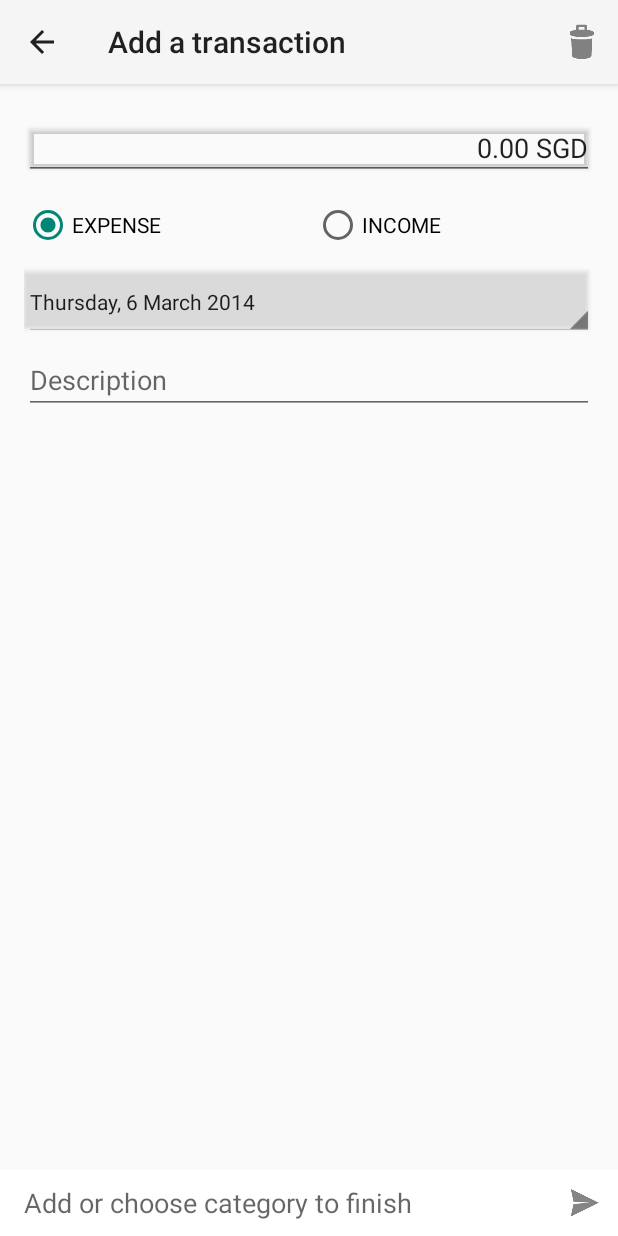
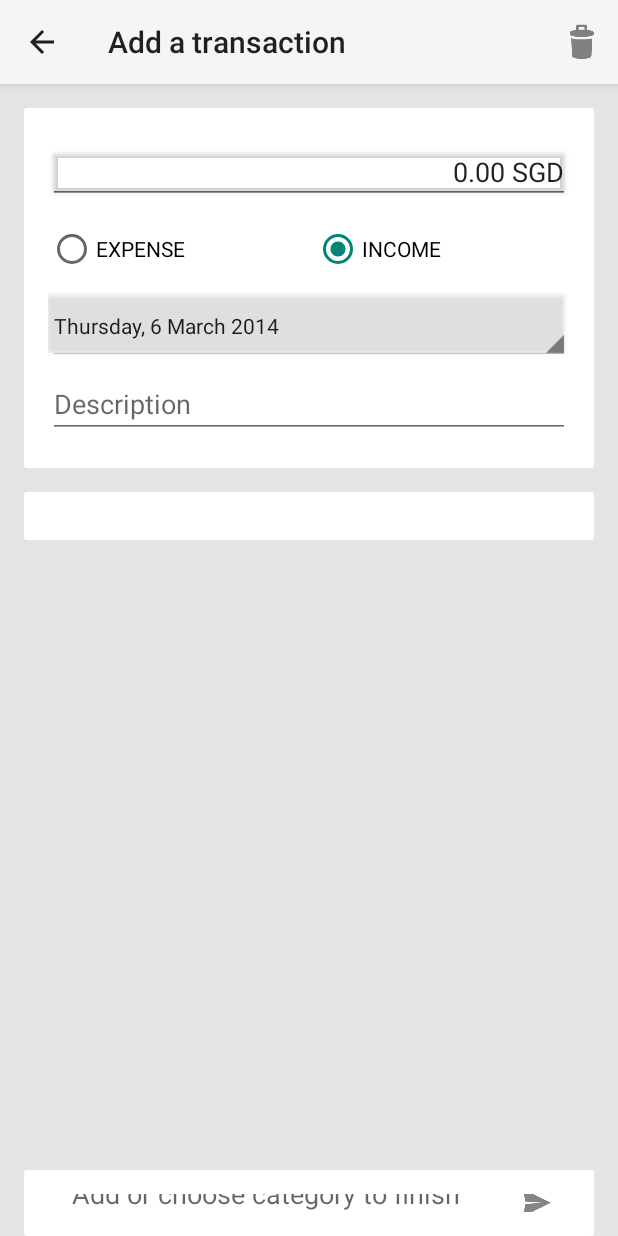
Before and after one commit to Lunion/Jotty, an Android app: the RecordFragment screen opened directly, with no data from a screen before it, on a phone screen of 412 x 824 dp. Run offline under Robolectric (Android 15) with nearby library versions, the phone set to English and light mode, and no system bars; libraries missing offline, so code that uses them is left out: com.doomonafireball.betterpickers; 3 statements that could not run were skipped.

Commit message:
Changing listview in record fragment to a linearlistview (no scrolling). Currently WIP. Still have to modify to use adapter instead.

```diff
--- /dev/null
+++ b/JotCash/src/main/java/com/lawenlerk/jotcash/LinearListView.java
@@ -0,0 +1,20 @@
+package com.lawenlerk.jotcash;
+
+import android.content.Context;
+import android.widget.Adapter;
+import android.widget.LinearLayout;
+
+/**
+ * Created by enlerklaw on 3/6/14.
+ */
+public class LinearListView extends LinearLayout {
+    Adapter adapter;
+
+    public LinearListView(Context context) {
+        super(context);
+    }
+
+    public void setAdapter(Adapter adapter) {
+
+    }
+}
--- a/JotCash/src/main/java/com/lawenlerk/jotcash/RecordFragment.java
+++ b/JotCash/src/main/java/com/lawenlerk/jotcash/RecordFragment.java
@@ -2,6 +2,7 @@ package com.lawenlerk.jotcash;
 
 import android.app.Activity;
 import android.content.ContentValues;
+import android.content.Context;
 import android.database.Cursor;
 import android.net.Uri;
 import android.os.Bundle;
@@ -11,17 +12,16 @@ import android.support.v4.app.FragmentTransaction;
 import android.support.v4.app.LoaderManager;
 import android.support.v4.content.CursorLoader;
 import android.support.v4.content.Loader;
-import android.support.v4.widget.SimpleCursorAdapter;
 import android.util.Log;
 import android.view.LayoutInflater;
 import android.view.View;
 import android.view.ViewGroup;
-import android.widget.AdapterView;
 import android.widget.Button;
 import android.widget.EditText;
 import android.widget.ImageButton;
-import android.widget.ListView;
+import android.widget.LinearLayout;
 import android.widget.RadioButton;
+import android.widget.TextView;
 import android.widget.Toast;
 
 import com.doomonafireball.betterpickers.calendardatepicker.CalendarDatePickerDialog;
@@ -53,11 +53,13 @@ public class RecordFragment extends Fragment
     RadioButton rbIncome;
     Button btDatePicker;
     EditText etDescription;
-    ListView lvCategoryPicker;
+    LinearLayout flvCategoryPicker;
     EditText etCategorySearch;
     ImageButton ibCategoryAdd;
-    SimpleCursorAdapter expenseAdapter;
-    SimpleCursorAdapter incomeAdapter;
+    /*    SimpleCursorAdapter expenseAdapter;
+        SimpleCursorAdapter incomeAdapter;*/
+    Cursor expenseCategoriesCursor;
+    Cursor incomeCategoriesCursor;
     private Uri transactionUri = null;
 
 
@@ -127,10 +129,18 @@ public class RecordFragment extends Fragment
 
 
             // Set up category list
-            lvCategoryPicker = (ListView) view.findViewById(R.id.lvCategoryPicker);
-            loadCategories();
+            flvCategoryPicker = (LinearLayout) view.findViewById(R.id.flvCategoryPicker);
 
-            lvCategoryPicker.setOnItemClickListener(new AdapterView.OnItemClickListener() {
+/*            expenseAdapter = new SimpleCursorAdapter(getActivity(), android.R.layout.simple_list_item_1, null, fromColumns, toViews, 0);
+            incomeAdapter = new SimpleCursorAdapter(getActivity(), android.R.layout.simple_list_item_1, null, fromColumns, toViews, 0);*/
+
+            expenseCategoriesCursor = null;
+            incomeCategoriesCursor = null;
+
+            getLoaderManager().initLoader(EXPENSE, null, this);
+            getLoaderManager().initLoader(INCOME, null, this);
+
+/*            flvCategoryPicker.setOnItemClickListener(new AdapterView.OnItemClickListener() {
                 @Override
                 public void onItemClick(AdapterView<?> adapterView, View view, int position, long id) {
                     Log.d("RecordFragment", Long.toString(id));
@@ -146,10 +156,16 @@ public class RecordFragment extends Fragment
                     cursor.close();
                     saveTransaction(transaction);
                 }
-            });
+            });*/
 
             // Set up category etCategorySearch
             etCategorySearch = (EditText) view.findViewById(R.id.etCategorySearch);
+            etCategorySearch.setOnClickListener(new View.OnClickListener() {
+                @Override
+                public void onClick(View view) {
+
+                }
+            });
 
             // Set up category image button
             ibCategoryAdd = (ImageButton) view.findViewById(R.id.ibCategoryAdd);
@@ -219,6 +235,55 @@ public class RecordFragment extends Fragment
 
         return view;
     }
+
+    private void populateFixedListView(ViewGroup viewGroup, int layout, Cursor cursor, String[] fromColumns, int[] toViews) {
+        LayoutInflater inflater = (LayoutInflater) getActivity().getSystemService(Context.LAYOUT_INFLATER_SERVICE);
+
+
+        if (cursor != null) {
+            viewGroup.removeAllViews();
+            cursor.moveToFirst();
+            cursor.moveToPrevious(); // Because while loop will move one step forward
+            while (cursor.moveToNext()) {
+                final int cursorPosition = cursor.getPosition(); // fix to pass cursorPosition to inner method
+                View view = inflater.inflate(layout, viewGroup, false);
+
+                assert view != null;
+                view.setOnClickListener(new View.OnClickListener() {
+                    @Override
+                    public void onClick(View view) {
+                        // Get category name from the current cursor item
+                        Cursor cursor;
+
+                        if (transaction.type.equals(Transaction.EXPENSE)) {
+                            cursor = expenseCategoriesCursor;
+                        } else {
+                            cursor = incomeCategoriesCursor;
+                        }
+
+                        cursor.moveToPosition(cursorPosition);
+
+                        int categoryColumnIndex = cursor.getColumnIndex(TransactionsTable.CATEGORY);
+                        transaction.category = cursor.getString(categoryColumnIndex);
+                        saveTransaction(transaction);
+
+                    }
+                });
+
+                for (int i = 0; i < fromColumns.length; i++) {
+                    ((TextView) view.findViewById(toViews[i])).setText(cursor.getString(cursor.getColumnIndex(fromColumns[i])));
+                }
+                Log.d(RecordFragment.class.getName(), "Inserting view");
+                viewGroup.addView(view);
+
+                if (cursor.getPosition() < cursor.getCount() - 1) {
+//                    inflater.inflate(R.layout.line, viewGroup);
+                }
+            }
+        }
+
+    }
+
 
     private void launchCalendarDatePicker() {
         FragmentManager fragmentManager = getChildFragmentManager();
@@ -310,15 +375,7 @@ public class RecordFragment extends Fragment
 
     private void setCategory(String category) {
         transaction.category = category;
-    }
-
-    private void loadCategories() {
-        String[] fromColumns = {TransactionsTable.CATEGORY};
-        int[] toViews = {android.R.id.text1};
-        expenseAdapter = new SimpleCursorAdapter(getActivity(), android.R.layout.simple_list_item_1, null, fromColumns, toViews, 0);
-        incomeAdapter = new SimpleCursorAdapter(getActivity(), android.R.layout.simple_list_item_1, null, fromColumns, toViews, 0);
-        getLoaderManager().initLoader(EXPENSE, null, this);
-        getLoaderManager().initLoader(INCOME, null, this);
+        etCategorySearch.setText(transaction.category);
     }
 
     private void launchNumberPicker() {
@@ -366,13 +423,18 @@ public class RecordFragment extends Fragment
 
     public void setType(String type) {
         transaction.type = type;
+        String[] fromColumns = {TransactionsTable.CATEGORY};
+        int[] toViews = {android.R.id.text1};
         if (type.equals(Transaction.EXPENSE)) {
-            lvCategoryPicker.setAdapter(expenseAdapter);
+/*            flvCategoryPicker.setAdapter(expenseAdapter);*/
+            // Change the fixed listview's cursor
+            populateFixedListView(flvCategoryPicker, android.R.layout.simple_list_item_1, expenseCategoriesCursor, fromColumns, toViews);
             if (!rbExpense.isChecked()) {
                 rbExpense.setChecked(true);
             }
         } else {
-            lvCategoryPicker.setAdapter(incomeAdapter);
+/*            flvCategoryPicker.setAdapter(incomeAdapter);*/
+            populateFixedListView(flvCategoryPicker, android.R.layout.simple_list_item_1, incomeCategoriesCursor, fromColumns, toViews);
             if (!rbIncome.isChecked()) {
                 rbIncome.setChecked(true);
             }
@@ -500,10 +562,16 @@ public class RecordFragment extends Fragment
     public void onLoadFinished(Loader<Cursor> loader, Cursor data) {
         switch (loader.getId()) {
             case EXPENSE:
-                expenseAdapter.swapCursor(data);
+                expenseCategoriesCursor = data;
+                // TODO refresh list only. do not change radio button
+                setType(Transaction.EXPENSE); // To refresh the list
+/*                expenseAdapter.swapCursor(data);*/
                 break;
             case INCOME:
-                incomeAdapter.swapCursor(data);
+                incomeCategoriesCursor = data;
+                // TODO refresh list only. do not change radio button
+                setType(Transaction.INCOME); // To refresh the list
+/*                incomeAdapter.swapCursor(data);*/
                 break;
         }
     }
@@ -512,10 +580,12 @@ public class RecordFragment extends Fragment
     public void onLoaderReset(Loader<Cursor> loader) {
         switch (loader.getId()) {
             case EXPENSE:
-                expenseAdapter.swapCursor(null);
+                expenseCategoriesCursor = null;
+//                expenseAdapter.swapCursor(null);
                 break;
             case INCOME:
-                incomeAdapter.swapCursor(null);
+                incomeCategoriesCursor = null;
+//                incomeAdapter.swapCursor(null);
                 break;
         }
     }
--- a/JotCash/src/main/java/com/lawenlerk/jotcash/provider/EntriesProvider.java
+++ b/JotCash/src/main/java/com/lawenlerk/jotcash/provider/EntriesProvider.java
@@ -70,6 +70,7 @@ public class EntriesProvider extends ContentProvider {
                 queryBuilder.appendWhere(TransactionsTable.ID + "=" + uri.getLastPathSegment());
                 break;
             case CATEGORIES:
+                // TODO Provide a list of default example categories for user to choose
                 queryBuilder.setTables(TransactionsTable.TABLE_NAME);
                 groupBy = TransactionsTable.CATEGORY + ", " + TransactionsTable.TYPE;
                 break;
--- /dev/null
+++ b/JotCash/src/main/res/drawable/card_background.xml
@@ -0,0 +1,13 @@
+<?xml version="1.0" encoding="utf-8"?>
+
+<layer-list xmlns:android="http://schemas.android.com/apk/res/android">
+    <item>
+        <shape
+            android:shape="rectangle"
+            android:dither="true">
+            <corners android:radius="2dp" />
+            <solid android:color="@android:color/white" />
+        </shape>
+    </item>
+
+</layer-list>
--- a/JotCash/src/main/res/layout-v14/record_fragment.xml
+++ b/JotCash/src/main/res/layout-v14/record_fragment.xml
@@ -1,31 +1,37 @@
 <RelativeLayout xmlns:android="http://schemas.android.com/apk/res/android"
     android:id="@+id/record_fragment"
+    android:layout_width="match_parent"
+    android:layout_height="match_parent"
+    android:background="#e5e5e5"
     android:focusable="true"
-    android:focusableInTouchMode="true"
-    android:layout_width="match_parent"
-    android:layout_height="match_parent">
+    android:focusableInTouchMode="true">
 
-    <RelativeLayout
-        android:id="@+id/rlTopSection"
+
+    <ScrollView
+        android:layout_width="fill_parent"
+        android:layout_height="fill_parent">
+
+        <LinearLayout
             android:layout_width="fill_parent"
             android:layout_height="wrap_content"
-        android:paddingBottom="@dimen/activity_vertical_margin"
-        android:paddingLeft="@dimen/activity_horizontal_margin"
-        android:paddingRight="@dimen/activity_horizontal_margin"
-        android:paddingTop="@dimen/activity_vertical_margin">
+            android:orientation="vertical">
+
+            <LinearLayout
+                android:id="@+id/llTransactionDetails"
+                style="@style/card"
+                android:layout_width="fill_parent"
+                android:layout_height="wrap_content"
+                android:orientation="vertical">
 
                 <Button
                     android:id="@+id/etAmount"
                     style="@android:style/Widget.Holo.Light.EditText"
                     android:layout_width="fill_parent"
                     android:layout_height="@dimen/touchables_min_length"
-            android:layout_alignParentLeft="true"
-            android:layout_alignParentStart="true"
-            android:layout_alignParentTop="true"
                     android:layout_marginBottom="@dimen/vertical_margin_min"
                     android:layout_marginTop="@dimen/vertical_margin_min"
+                    android:ems="10"
                     android:focusable="false"
-            android:ems="10"
                     android:gravity="right"
                     android:hint="@string/amount"
                     android:singleLine="true" />
@@ -34,7 +40,6 @@
                     android:id="@+id/rgType"
                     android:layout_width="fill_parent"
                     android:layout_height="@dimen/touchables_min_length"
-            android:layout_below="@+id/etAmount"
                     android:layout_marginBottom="@dimen/vertical_margin_min"
                     android:layout_marginTop="@dimen/vertical_margin_min"
                     android:orientation="horizontal">
@@ -60,9 +65,6 @@
                     style="@android:style/Widget.Holo.Light.Spinner"
                     android:layout_width="fill_parent"
                     android:layout_height="@dimen/touchables_min_length"
-            android:layout_alignParentLeft="true"
-            android:layout_alignParentStart="true"
-            android:layout_below="@+id/rgType"
                     android:layout_marginBottom="@dimen/vertical_margin_min"
                     android:layout_marginTop="@dimen/vertical_margin_min"
                     android:text="@string/date_picker_placeholder" />
@@ -71,33 +73,26 @@
                     android:id="@+id/etDescription"
                     android:layout_width="fill_parent"
                     android:layout_height="@dimen/touchables_min_length"
-            android:layout_below="@+id/btDatePicker"
                     android:layout_marginBottom="@dimen/vertical_margin_min"
                     android:layout_marginTop="@dimen/vertical_margin_min"
                     android:hint="@string/description" />
-    </RelativeLayout>
 
 
-    <RelativeLayout
-        android:id="@+id/rlBottomSection"
-        android:layout_width="wrap_content"
-        android:layout_height="0dp"
-        android:layout_alignParentBottom="true"
-        android:layout_below="@+id/rlTopSection">
+            </LinearLayout>
 
-        <ListView
-            android:id="@+id/lvCategoryPicker"
-            android:paddingLeft="@dimen/activity_horizontal_margin"
-            android:paddingRight="@dimen/activity_horizontal_margin"
+            <LinearLayout
+                android:id="@+id/flvCategoryPicker"
+                style="@style/card"
                 android:layout_width="fill_parent"
                 android:layout_height="wrap_content"
-            android:layout_above="@+id/rlCategorySearch"
-            android:layout_alignParentTop="true">
-
-        </ListView>
+                android:layout_marginBottom="52dp"
+                android:orientation="vertical" />
+        </LinearLayout>
+    </ScrollView>
 
     <RelativeLayout
         android:id="@+id/rlCategorySearch"
+        style="@style/card"
         android:layout_width="wrap_content"
         android:layout_height="@dimen/touchables_min_length"
         android:layout_alignParentBottom="true">
@@ -119,10 +114,9 @@
             android:layout_alignRight="@+id/etCategorySearch"
             android:layout_centerVertical="true"
             android:background="@drawable/imagebutton_highlight"
-                android:src="@drawable/ic_action_send_now"
-                android:contentDescription="@string/add" />
+            android:contentDescription="@string/add"
+            android:src="@drawable/ic_action_send_now" />
 
-        </RelativeLayout>
     </RelativeLayout>
 
 
--- /dev/null
+++ b/JotCash/src/main/res/layout/line.xml
@@ -0,0 +1,8 @@
+<?xml version="1.0" encoding="utf-8"?>
+
+<LinearLayout xmlns:android="http://schemas.android.com/apk/res/android"
+    android:orientation="vertical"
+    android:layout_width="match_parent"
+    android:layout_height="match_parent">
+
+</LinearLayout>
--- a/JotCash/src/main/res/values/dimens.xml
+++ b/JotCash/src/main/res/values/dimens.xml
@@ -5,5 +5,7 @@
     <dimen name="touchables_min_length">44dp</dimen>
     <dimen name="vertical_margin_min">4dp</dimen>
     <dimen name="edit_text_padding">48dp</dimen>
+    <dimen name="card_margin">16dp</dimen>
+    <dimen name="card_padding">16dp</dimen>
 
 </resources>
--- a/JotCash/src/main/res/values/styles.xml
+++ b/JotCash/src/main/res/values/styles.xml
@@ -5,5 +5,13 @@
         <!-- Customize your theme here. -->
     </style>
 
+    <style name="card">
+        <item name="android:background">@drawable/card_background</item>
+        <item name="android:padding">@dimen/card_padding</item>
+        <item name="android:layout_marginTop">@dimen/card_margin</item>
+        <item name="android:layout_marginLeft">@dimen/card_margin</item>
+        <item name="android:layout_marginRight">@dimen/card_margin</item>
+    </style>
+
 
 </resources>
```
Lines whose indentation alone changed are shown as unchanged.
